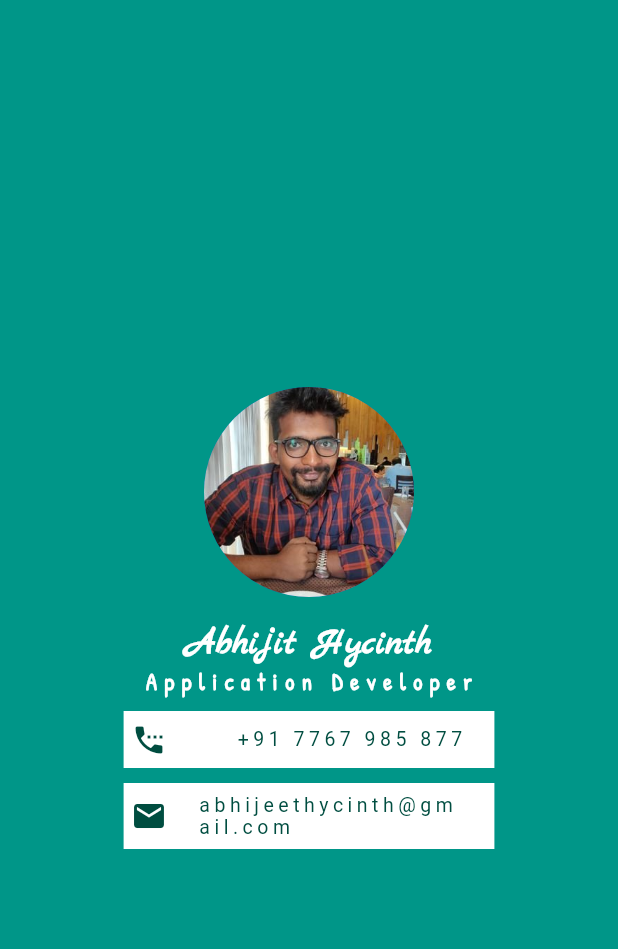
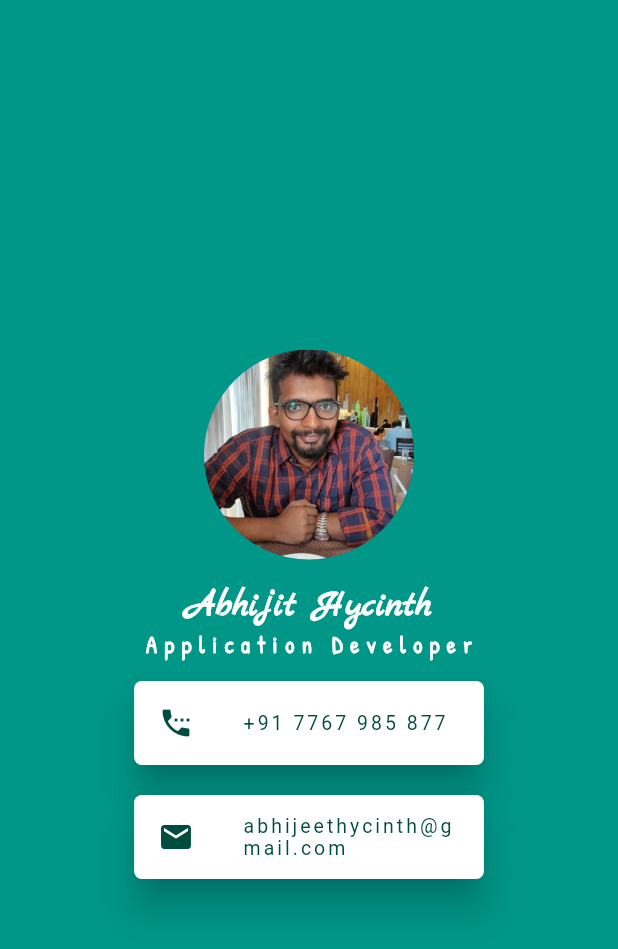
Before and after one commit to AbhijitHycinth/mi_card, a Flutter app: the screen it shows after launch, on a phone screen of 412 x 824 dp. Shown: the top 949 px of the screen. Run offline on Flutter 3.47's test engine with Material 2 defaults, Android fonts, the phone set to English and light mode, and no system bars.

Commit message:
Added Card and ListItem

```diff
--- a/lib/MiCard/styles/Styles.dart
+++ b/lib/MiCard/styles/Styles.dart
@@ -20,7 +20,7 @@ class Style {
 
   static TextStyle contactDetails = TextStyle(
     color: contactDetailsColor,
-    letterSpacing: 3.0,
+    letterSpacing: 2.0,
     fontSize: 13.0,
   );
 }
--- a/lib/MiCard/widgets/ContactInfo.dart
+++ b/lib/MiCard/widgets/ContactInfo.dart
@@ -9,27 +9,23 @@ class ContactInfo extends StatelessWidget {
 
   @override
   Widget build(BuildContext context) {
-    return Container(
-      width: double.infinity,
-      margin: EdgeInsets.only(top: 10.0),
-      padding: EdgeInsets.fromLTRB(5.0, 7.0, 20.0, 7.0),
-      color: Colors.white,
-      child: Row(
-        mainAxisAlignment: MainAxisAlignment.spaceBetween,
-        mainAxisSize: MainAxisSize.max,
-        children: <Widget>[
-          Icon(
+    return Padding(
+      padding: EdgeInsets.symmetric(vertical: 5.0, horizontal: 7.0),
+      child: Card(
+        shape: RoundedRectangleBorder(borderRadius: BorderRadius.circular(5)),
+        elevation: 10.0,
+        margin: EdgeInsets.only(top: 10.0),
+        color: Colors.white,
+        child: ListTile(
+          leading: Icon(
             this.icon,
             color: Colors.teal[900],
           ),
-          SizedBox(width: 20.0),
-          Flexible(
-            child: Text(
-              this.contactDetail,
-              style: Style.contactDetails,
-            ),
-          )
-        ],
+          title: Text(
+            this.contactDetail,
+            style: Style.contactDetails,
+          ),
+        ),
       ),
     );
   }
```
